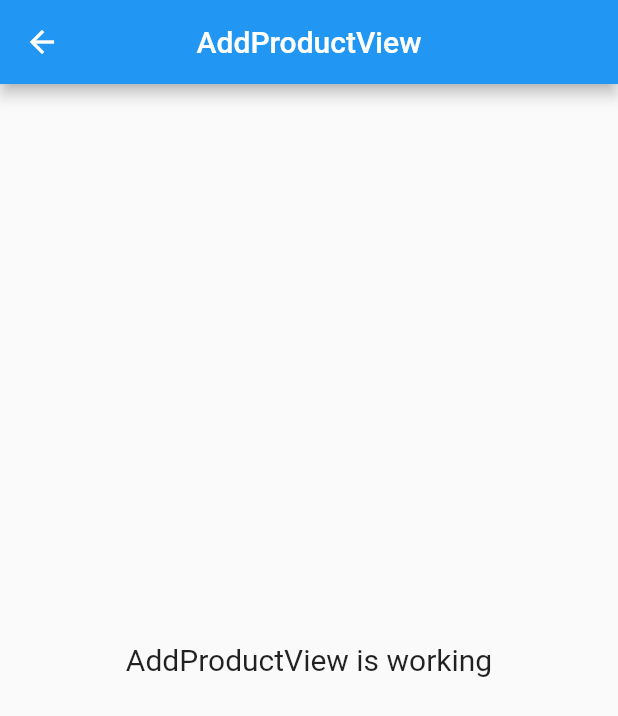
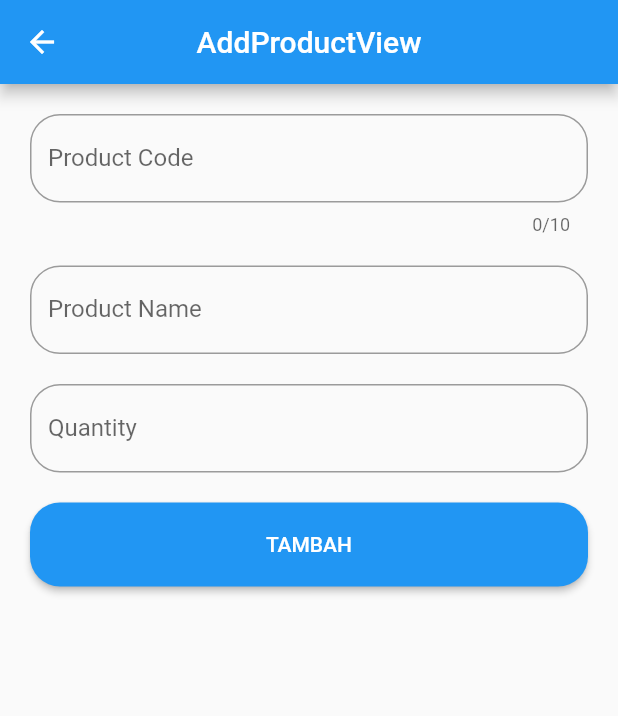
Before and after one commit to nurfajarismail/qr_code_getx, a Flutter app: the AddProductView screen opened by its route, on a phone screen of 412 x 824 dp. Shown: the top 716 px of the screen. Run offline on Flutter 3.47's test engine with Material 2 defaults, Android fonts, the phone set to English and light mode, and no system bars; our stand-ins replace cloud_firestore, firebase_auth, firebase_core, get; accounts and stored records are empty; network calls fail.

Commit message:
add product

```diff
--- a/lib/app/modules/add_product/views/add_product_view.dart
+++ b/lib/app/modules/add_product/views/add_product_view.dart
@@ -1,24 +1,92 @@
 import 'package:flutter/material.dart';
 
 import 'package:get/get.dart';
+import 'package:get/get_connect/http/src/utils/utils.dart';
 
 import '../controllers/add_product_controller.dart';
 
 class AddProductView extends GetView<AddProductController> {
-  const AddProductView({Key? key}) : super(key: key);
+  AddProductView({Key? key}) : super(key: key);
+
+  TextEditingController codeC = TextEditingController();
+  TextEditingController nameC = TextEditingController();
+  TextEditingController qtyC = TextEditingController();
   @override
   Widget build(BuildContext context) {
     return Scaffold(
-      appBar: AppBar(
-        title: const Text('AddProductView'),
-        centerTitle: true,
-      ),
-      body: const Center(
-        child: Text(
-          'AddProductView is working',
-          style: TextStyle(fontSize: 20),
+        appBar: AppBar(
+          title: const Text('AddProductView'),
+          centerTitle: true,
         ),
-      ),
-    );
+        body: ListView(
+          padding: EdgeInsets.all(20),
+          children: [
+            TextField(
+              autocorrect: true,
+              keyboardType: TextInputType.number,
+              controller: codeC,
+              maxLength: 10,
+              decoration: InputDecoration(
+                  labelText: "Product Code",
+                  border: OutlineInputBorder(
+                      borderRadius: BorderRadius.circular(20))),
+            ),
+            SizedBox(
+              height: 20,
+            ),
+            TextField(
+              autocorrect: true,
+              keyboardType: TextInputType.text,
+              controller: nameC,
+              decoration: InputDecoration(
+                  labelText: "Product Name",
+                  border: OutlineInputBorder(
+                      borderRadius: BorderRadius.circular(20))),
+            ),
+            SizedBox(
+              height: 20,
+            ),
+            TextField(
+              autocorrect: true,
+              keyboardType: TextInputType.number,
+              controller: qtyC,
+              decoration: InputDecoration(
+                  labelText: "Quantity",
+                  border: OutlineInputBorder(
+                      borderRadius: BorderRadius.circular(20))),
+            ),
+            SizedBox(
+              height: 20,
+            ),
+            ElevatedButton(
+              onPressed: () async {
+                if (controller.isLoading.isFalse) {
+                  if (codeC.text.isNotEmpty &&
+                      nameC.text.isNotEmpty &&
+                      qtyC.text.isNotEmpty) {
+                    controller.isLoading(true);
+                    Map<String, dynamic> result = await controller.addProduct({
+                      "code": codeC.text,
+                      "name": nameC.text,
+                      "qty": int.tryParse(qtyC.text) ?? 0
+                    });
+                    controller.isLoading(false);
+                    Get.back();
+                    Get.snackbar(result["error"] == true ? "Error" : "Sukses",
+                        result["message"]);
+                  } else {
+                    Get.snackbar("Error", "Data wajib diisi semua");
+                  }
+                }
+              },
+              child: Obx(() =>
+                  Text(controller.isLoading.isFalse ? "TAMBAH" : "LOADING...")),
+              style: ElevatedButton.styleFrom(
+                  padding: EdgeInsets.symmetric(vertical: 20),
+                  shape: RoundedRectangleBorder(
+                      borderRadius: BorderRadius.circular(20))),
+            )
+          ],
+        ));
   }
 }
--- a/lib/app/routes/app_pages.dart
+++ b/lib/app/routes/app_pages.dart
@@ -31,7 +31,7 @@ class AppPages {
     ),
     GetPage(
       name: _Paths.addProduct,
-      page: () => const AddProductView(),
+      page: () => AddProductView(),
       binding: AddProductBinding(),
     ),
     GetPage(
--- a/lib/main.dart
+++ b/lib/main.dart
@@ -31,7 +31,7 @@ class MyApp extends StatelessWidget {
             LoadingScreen();
           }
           return GetMaterialApp(
-            title: "Application",
+            title: "QR CODE",
             initialRoute: snapAuth.hasData ? Routes.home : Routes.login,
             getPages: AppPages.routes,
           );
--- a/pubspec.yaml
+++ b/pubspec.yaml
@@ -6,6 +6,7 @@ environment:
   sdk: '>=2.19.6 <3.0.0'
 
 dependencies:
+  cloud_firestore: ^4.6.0
   cupertino_icons: ^1.0.2
   firebase_auth: ^4.5.0
   firebase_core: ^2.11.0
```
Also changed, not shown: lib/app/modules/add_product/controllers/add_product_controller.dart (+15 -16 lines), lib/app/modules/home/views/home_view.dart (+66 -5 lines), pubspec.lock, 2 other files.
